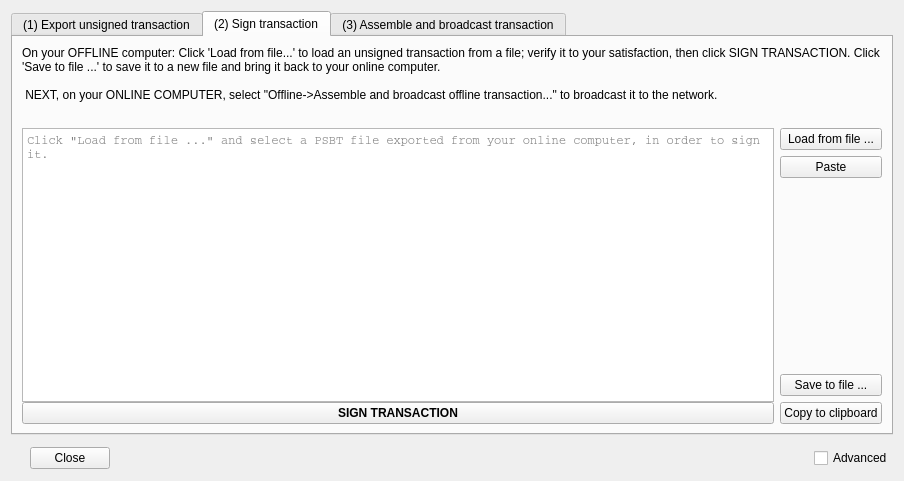
Qt form src/qt/forms/offlinetransactionsdialog.ui (gwillen/bitcoin) before a commit.
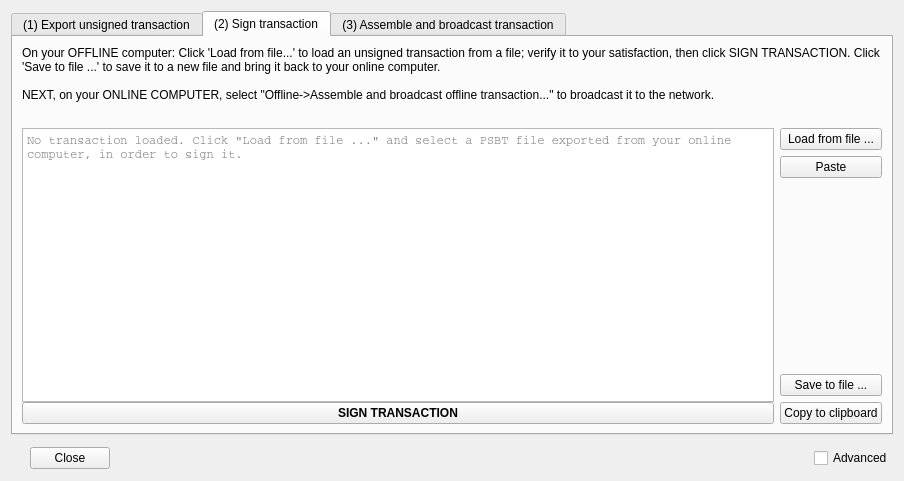
The same form after that commit. The open tabs and pages were chosen to show the change.

Patch:
```diff
--- a/src/qt/forms/offlinetransactionsdialog.ui
+++ b/src/qt/forms/offlinetransactionsdialog.ui
@@ -43,14 +43,14 @@
         <number>0</number>
        </property>
        <item>
-        <widget class="QStackedWidget" name="stackedWidgetStep1">
+        <widget class="QStackedWidget" name="stackedWidgetStep0">
          <property name="currentIndex">
           <number>0</number>
          </property>
          <widget class="QWidget" name="page">
           <layout class="QVBoxLayout" name="verticalLayout_5">
            <item>
-            <widget class="QLabel" name="instructionsLabel1">
+            <widget class="QLabel" name="instructionsLabel0">
              <property name="text">
               <string>On your ONLINE computer: Click 'Save to file...' to save your unsigned transaction to a file and transport it to your offline computer.
 
@@ -82,7 +82,7 @@
                 <number>0</number>
                </property>
                <item>
-                <widget class="QPlainTextEdit" name="transactionData1">
+                <widget class="QPlainTextEdit" name="transactionData0">
                  <property name="font">
                   <font>
                    <family>Courier</family>
@@ -95,7 +95,7 @@
                   <bool>true</bool>
                  </property>
                  <property name="placeholderText">
-                  <string>To create an unsigned transaction, open the Send tab on your online computer, check the 'Create unsigned transaction' box, fill in your transaction details, and click the Create Unsigned button. You can't create an unsigned transaction from here.</string>
+                  <string>No transaction loaded. To create an unsigned transaction, open the Send tab on your online computer, check the 'Create unsigned transaction' box, fill in your transaction details, and click the Create Unsigned button. You can't create an unsigned transaction from here.</string>
                  </property>
                 </widget>
                </item>
@@ -178,7 +178,7 @@
         <number>0</number>
        </property>
        <item>
-        <widget class="QStackedWidget" name="stackedWidgetStep2">
+        <widget class="QStackedWidget" name="stackedWidgetStep1">
          <property name="currentIndex">
           <number>1</number>
          </property>
@@ -205,11 +205,11 @@
             <number>-1</number>
            </property>
            <item>
-            <widget class="QLabel" name="instructionsLabel2">
+            <widget class="QLabel" name="instructionsLabel1">
              <property name="text">
               <string>On your OFFLINE computer: Click 'Load from file...' to load an unsigned transaction from a file; verify it to your satisfaction, then click SIGN TRANSACTION. Click 'Save to file ...' to save it to a new file and bring it back to your online computer.
 
- NEXT, on your ONLINE COMPUTER, select &quot;Offline-&gt;Assemble and broadcast offline transaction...&quot; to broadcast it to the network.</string>
+NEXT, on your ONLINE COMPUTER, select &quot;Offline-&gt;Assemble and broadcast offline transaction...&quot; to broadcast it to the network.</string>
              </property>
              <property name="wordWrap">
               <bool>true</bool>
@@ -237,7 +237,7 @@
                 <number>0</number>
                </property>
                <item>
-                <widget class="QPlainTextEdit" name="transactionData2">
+                <widget class="QPlainTextEdit" name="transactionData1">
                  <property name="font">
                   <font>
                    <family>Courier</family>
@@ -250,7 +250,7 @@
                   <bool>true</bool>
                  </property>
                  <property name="placeholderText">
-                  <string>Click &quot;Load from file ...&quot; and select a PSBT file exported from your online computer, in order to sign it.</string>
+                  <string>No transaction loaded. Click &quot;Load from file ...&quot; and select a PSBT file exported from your online computer, in order to sign it.</string>
                  </property>
                 </widget>
                </item>
@@ -355,7 +355,7 @@
         <number>0</number>
        </property>
        <item>
-        <widget class="QStackedWidget" name="stackedWidgetStep3">
+        <widget class="QStackedWidget" name="stackedWidgetStep2">
          <property name="currentIndex">
           <number>0</number>
          </property>
@@ -365,7 +365,7 @@
             <number>-1</number>
            </property>
            <item>
-            <widget class="QLabel" name="instructionsLabel3">
+            <widget class="QLabel" name="instructionsLabel2">
              <property name="text">
               <string>On your ONLINE computer: Click 'Load from file...' to load a transaction, which you signed on your offline machine(s). If necessary, load multiple files in sequence until you have loaded all parts of the transaction. Then click BROADCAST.</string>
              </property>
@@ -402,7 +402,7 @@
                 <number>0</number>
                </property>
                <item>
-                <widget class="QPlainTextEdit" name="transactionData3">
+                <widget class="QPlainTextEdit" name="transactionData2">
                  <property name="font">
                   <font>
                    <family>Courier</family>
@@ -415,7 +415,7 @@
                   <bool>true</bool>
                  </property>
                  <property name="placeholderText">
-                  <string>Click &quot;Load from file ...&quot; and select a signed PSBT file for broadcast. If you have multiple signatures that need to be combined, you can load each file in turn.</string>
+                  <string>No transaction loaded. Click &quot;Load from file ...&quot; and select a signed PSBT file for broadcast. If you have multiple signatures that need to be combined, you can load each file in turn.</string>
                  </property>
                 </widget>
                </item>
```
Left out of the diff: 18 changed lines with no effect on the pictures.
